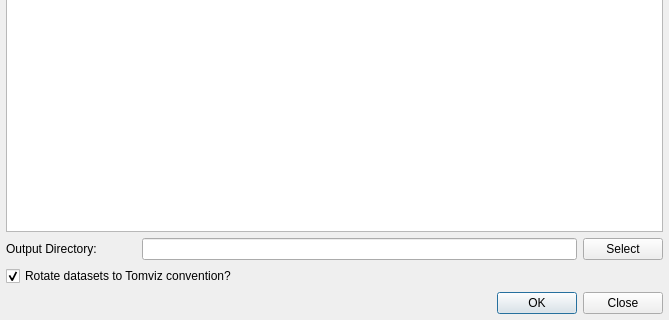
Above: tomviz/PtychoDialog.ui from OpenChemistry/tomviz before the change; both pictures show x 0 to 669 and y 412 to 732 of the 669 by 732 pixel window. Below: the same form after it.
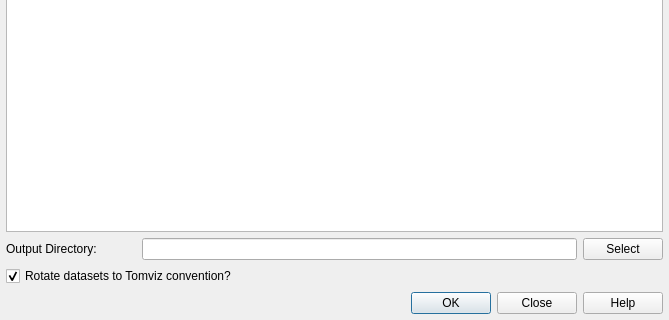
That is the form after the change.

```diff
--- a/tomviz/PtychoDialog.ui
+++ b/tomviz/PtychoDialog.ui
@@ -100,7 +100,7 @@
       <enum>Qt::Horizontal</enum>
      </property>
      <property name="standardButtons">
-      <set>QDialogButtonBox::Close|QDialogButtonBox::Ok</set>
+      <set>QDialogButtonBox::Close|QDialogButtonBox::Help|QDialogButtonBox::Ok</set>
      </property>
     </widget>
    </item>
```
